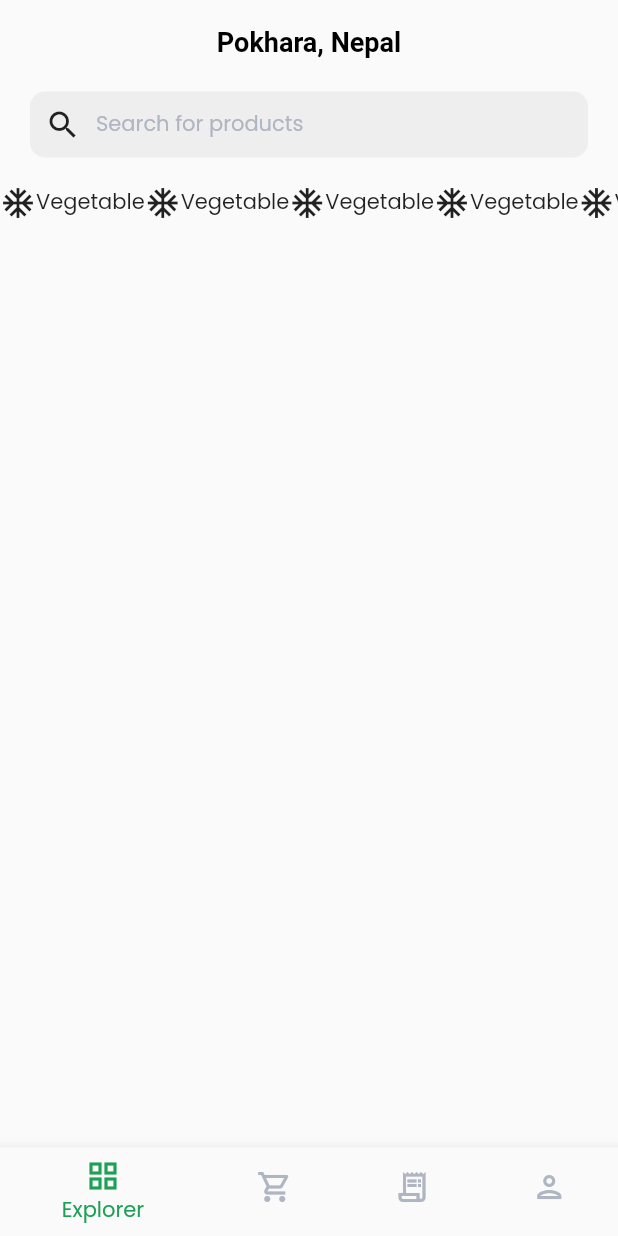
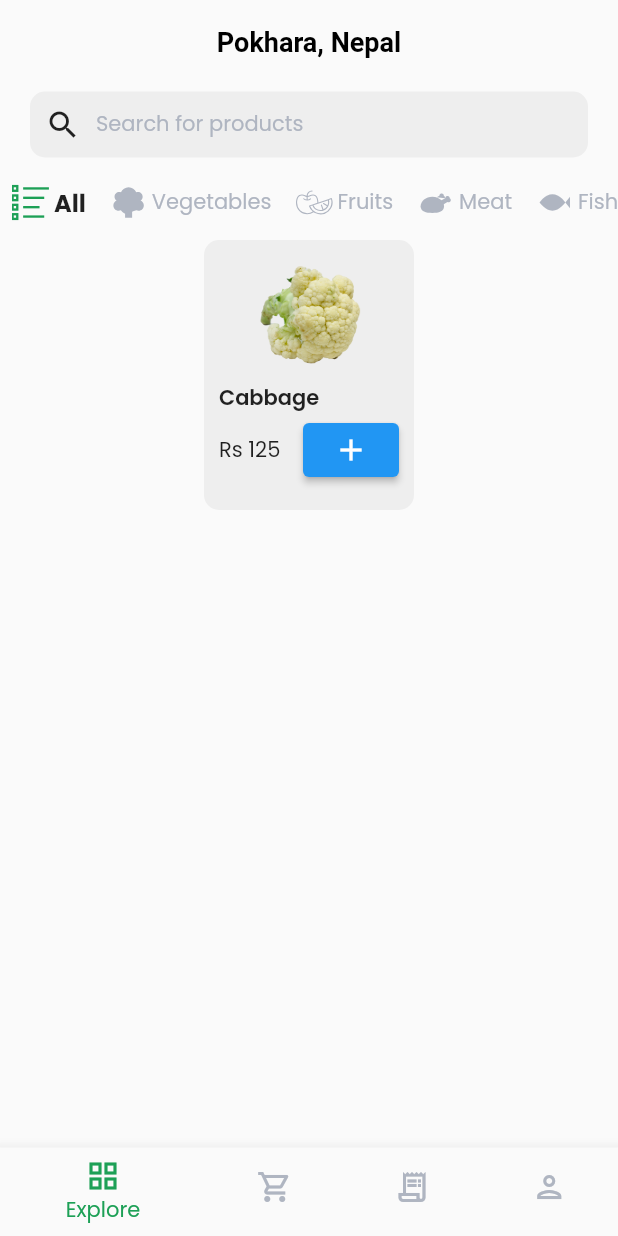
Before and after one commit to Urjalab/Flutter-Class, a Flutter app: the screen it shows after launch, on a phone screen of 412 x 824 dp. Run offline on Flutter 3.47's test engine with Material 2 defaults, Android fonts, the phone set to English and light mode, and no system bars; our stand-ins replace flutter_svg, google_fonts.

Commit message:
working category tab

```diff
--- /dev/null
+++ b/grocery_nepal/lib/data/models/category.dart
@@ -0,0 +1,6 @@
+class Category {
+  String name;
+  String icon;
+
+  Category({required this.name, required this.icon});
+}
--- a/grocery_nepal/lib/modules/explore_tab/explore_screen.dart
+++ b/grocery_nepal/lib/modules/explore_tab/explore_screen.dart
@@ -2,6 +2,7 @@ import 'package:flutter/material.dart';
 
 import 'widgets/search_bar.dart';
 import 'widgets/category_bar.dart';
+import 'widgets/product_tile.dart';
 
 class ExploreScreen extends StatelessWidget {
   const ExploreScreen({Key? key}) : super(key: key);
@@ -16,6 +17,7 @@ class ExploreScreen extends StatelessWidget {
           children: [
             SearchBar(),
             CategoryBar(),
+            ProductTile(),
           ],
         ));
   }
--- a/grocery_nepal/lib/modules/explore_tab/widgets/category_bar.dart
+++ b/grocery_nepal/lib/modules/explore_tab/widgets/category_bar.dart
@@ -1,11 +1,27 @@
 import 'package:flutter/material.dart';
 
+import '../../../data/models/category.dart';
 import 'category_tile.dart';
 
-class CategoryBar extends StatelessWidget {
+final List<Category> categories = [
+  Category(name: 'All', icon: 'assets/icons/all.svg'),
+  Category(name: 'Vegetables', icon: 'assets/icons/vegetable.svg'),
+  Category(name: 'Fruits', icon: 'assets/icons/fruit.svg'),
+  Category(name: 'Meat', icon: 'assets/icons/meat.svg'),
+  Category(name: 'Fish', icon: 'assets/icons/fish.svg'),
+];
+
+class CategoryBar extends StatefulWidget {
   const CategoryBar({
     Key? key,
   }) : super(key: key);
+
+  @override
+  State<CategoryBar> createState() => _CategoryBarState();
+}
+
+class _CategoryBarState extends State<CategoryBar> {
+  int selectedCategory = 0;
 
   @override
   Widget build(BuildContext context) {
@@ -13,9 +29,19 @@ class CategoryBar extends StatelessWidget {
         height: 50,
         child: ListView.builder(
             scrollDirection: Axis.horizontal,
-            itemCount: 10,
+            itemCount: categories.length,
             itemBuilder: (context, index) {
-              return CategoryTile();
+              return InkWell(
+                onTap: () {
+                  setState(() {
+                    selectedCategory = index;
+                  });
+                },
+                child: CategoryTile(
+                  category: categories[index],
+                  isSelected: selectedCategory == index,
+                ),
+              );
             }));
   }
 }
--- a/grocery_nepal/lib/modules/explore_tab/widgets/category_tile.dart
+++ b/grocery_nepal/lib/modules/explore_tab/widgets/category_tile.dart
@@ -1,14 +1,40 @@
+import 'dart:ui';
+
 import 'package:flutter/material.dart';
+import 'package:flutter_svg/flutter_svg.dart';
+import 'package:grocery_nepal/constants.dart';
+
+import 'package:grocery_nepal/data/models/category.dart';
 
 class CategoryTile extends StatelessWidget {
-  const CategoryTile({
-    Key? key,
-  }) : super(key: key);
+  const CategoryTile({required this.category, required this.isSelected});
+
+  final Category category;
+  final bool isSelected;
 
   @override
   Widget build(BuildContext context) {
-    return Row(
-      children: [Icon(Icons.ac_unit), Text('Vegetable')],
+    return Padding(
+      padding: const EdgeInsets.all(8.0),
+      child: Row(
+        children: [
+          SvgPicture.asset(
+            category.icon,
+            width: 25,
+            height: 25,
+            color: isSelected ? greenColor : greyColor,
+          ),
+          const SizedBox(
+            width: 3,
+          ),
+          Text(
+            category.name,
+            style: isSelected
+                ? const TextStyle(fontWeight: FontWeight.bold, fontSize: 16)
+                : const TextStyle(color: greyColor),
+          ),
+        ],
+      ),
     );
   }
 }
--- /dev/null
+++ b/grocery_nepal/lib/modules/explore_tab/widgets/product_tile.dart
@@ -0,0 +1,46 @@
+import 'package:flutter/material.dart';
+
+class ProductTile extends StatelessWidget {
+  const ProductTile({
+    Key? key,
+  }) : super(key: key);
+
+  @override
+  Widget build(BuildContext context) {
+    return Container(
+      padding: const EdgeInsets.symmetric(horizontal: 10, vertical: 5),
+      decoration: BoxDecoration(
+          color: Colors.grey.shade200, borderRadius: BorderRadius.circular(10)),
+      height: 180,
+      width: 140,
+      child: Column(
+        crossAxisAlignment: CrossAxisAlignment.start,
+        children: [
+          Center(
+            child: Image.asset(
+              'assets/images/dummy_image.png',
+              height: 90,
+              width: 90,
+            ),
+          ),
+          const Text(
+            'Cabbage',
+            maxLines: 1,
+            overflow: TextOverflow.ellipsis,
+            style: TextStyle(fontWeight: FontWeight.w600),
+          ),
+          Row(
+            mainAxisAlignment: MainAxisAlignment.spaceBetween,
+            children: [
+              Text('Rs 125'),
+              ElevatedButton(
+                onPressed: () {},
+                child: Icon(Icons.add),
+              )
+            ],
+          )
+        ],
+      ),
+    );
+  }
+}
--- a/grocery_nepal/lib/modules/home/home_screen.dart
+++ b/grocery_nepal/lib/modules/home/home_screen.dart
@@ -42,7 +42,7 @@ class _HomeScreenState extends State<HomeScreen> {
           selectedItemColor: greenColor,
           unselectedItemColor: greyColor,
           items: [
-            _bottomNavigationBarItem(Icons.grid_view, 'Explorer'),
+            _bottomNavigationBarItem(Icons.grid_view, 'Explore'),
             _bottomNavigationBarItem(Icons.shopping_cart_outlined, 'Cart'),
             _bottomNavigationBarItem(Icons.receipt_long_outlined, 'My Orders'),
             _bottomNavigationBarItem(Icons.person_outlined, 'Profile'),
```
Also changed, not shown: grocery_nepal/pubspec.yaml (+3 -61 lines), grocery_nepal/assets/icons/all.svg (added), grocery_nepal/assets/icons/fish.svg (added), grocery_nepal/assets/icons/fruit.svg (added), grocery_nepal/assets/icons/meat.svg (added), grocery_nepal/assets/icons/vegetable.svg (added), grocery_nepal/assets/images/dummy_image.png (added), grocery_nepal/pubspec.lock.
